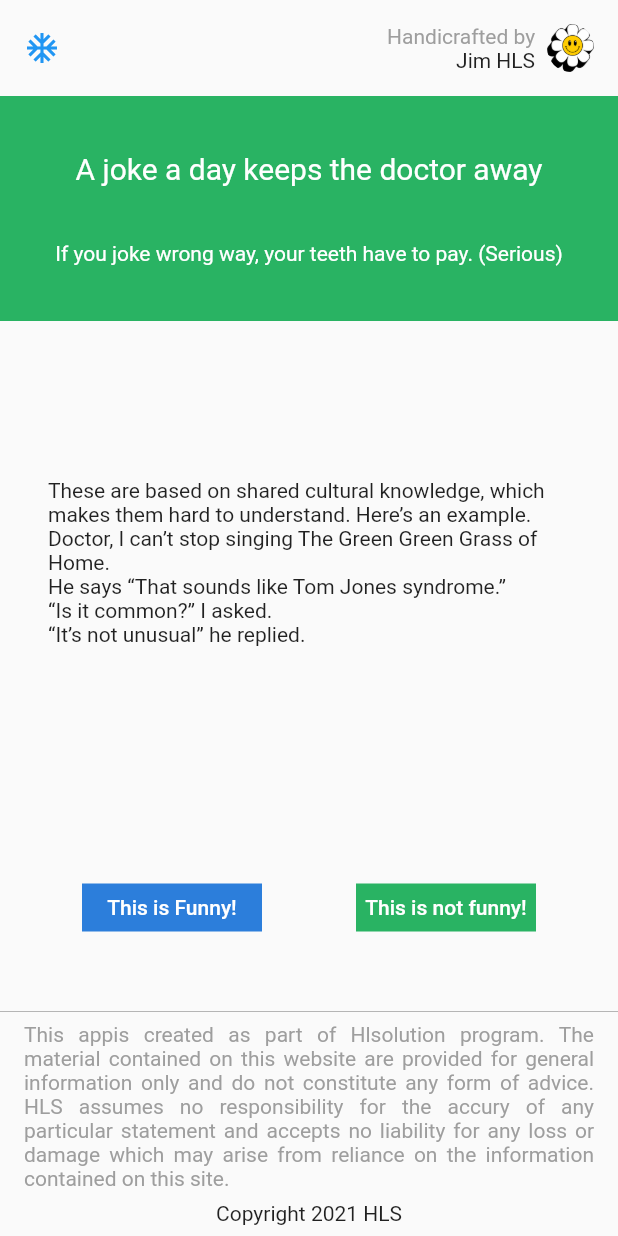
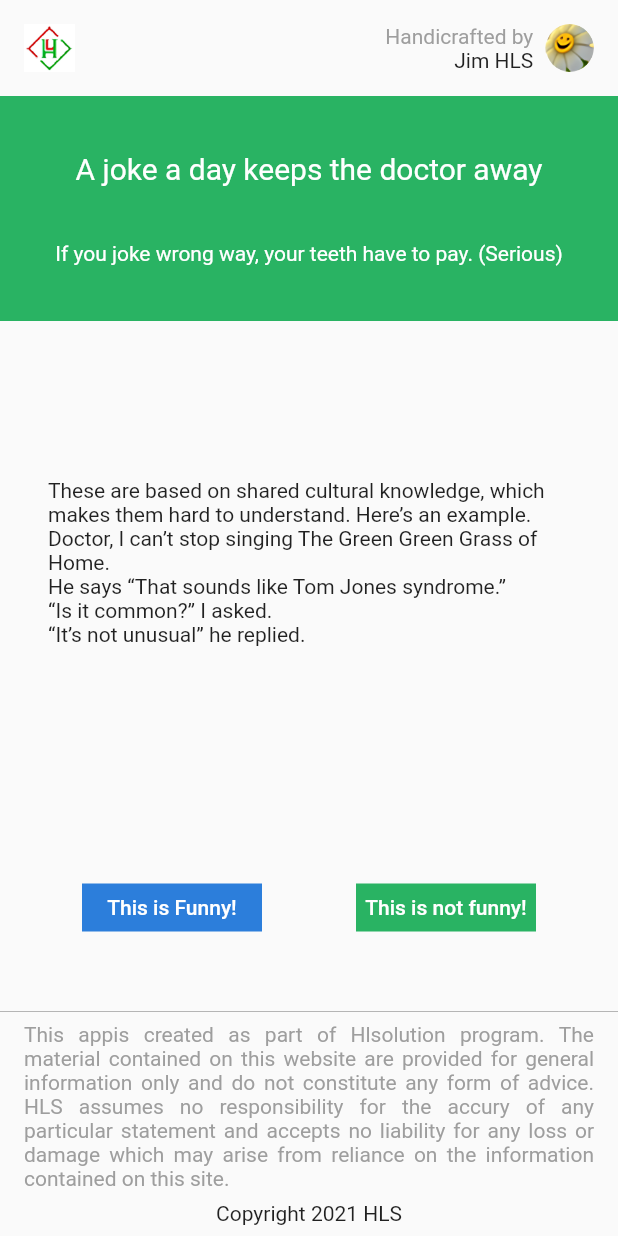
Before and after one commit to vocongly/Interview, a Flutter app: the screen it shows after launch, on a phone screen of 412 x 824 dp. Run offline on Flutter 3.47's test engine with Material 2 defaults, Android fonts, the phone set to English and light mode, and no system bars.

```diff
--- a/mobile/lib/home/home_page.dart
+++ b/mobile/lib/home/home_page.dart
@@ -20,7 +20,8 @@ class _MyHomePageState extends State<MyHomePage> {
   Widget build(BuildContext context) {
     return Scaffold(
       body: Padding(
-        padding:EdgeInsets.symmetric(vertical: MediaQuery.of(context).padding.top),
+        padding:
+            EdgeInsets.symmetric(vertical: MediaQuery.of(context).padding.top),
         child: Column(
           crossAxisAlignment: CrossAxisAlignment.start,
           children: [
@@ -158,9 +159,9 @@ class _MyHomePageState extends State<MyHomePage> {
       child: Row(
         mainAxisAlignment: MainAxisAlignment.spaceBetween,
         children: [
-          const Icon(
-            Icons.ac_unit_outlined,
-            color: Colors.blue,
+          Image.asset(
+            'assets/images/logo_img.png',
+            height: 32,
           ),
           Row(
             children: [
@@ -179,7 +180,7 @@ class _MyHomePageState extends State<MyHomePage> {
               ),
               ClipOval(
                 child: Image.asset(
-                  'assets/images/smile_flower.png',
+                  'assets/images/avatar_img.png',
                   height: 32,
                 ),
               )
```
Also changed, not shown: mobile/assets/images/avatar_img.png (added), mobile/assets/images/logo_img.png (added), mobile/assets/images/smile_flower.png (deleted).
